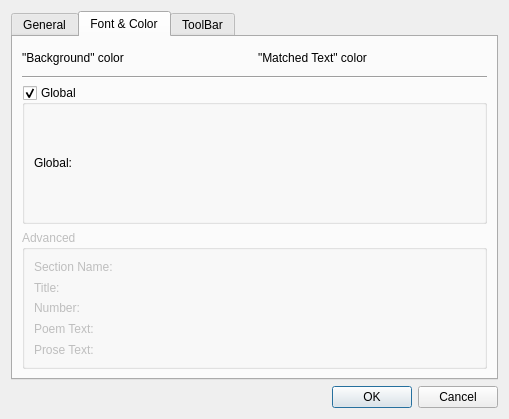
This is settings.ui in srazi/Saaghar as Qt 5 draws it before an edit. The edited form follows.
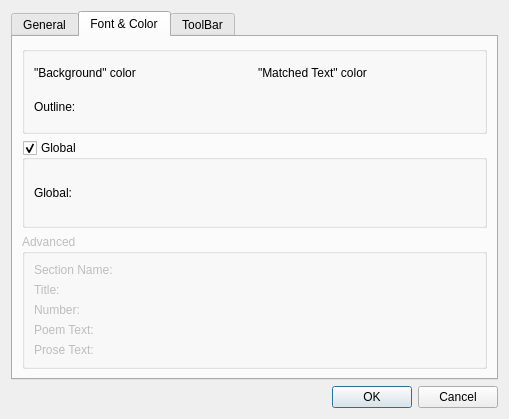
This is the edited form. The open tabs and pages were chosen to show the change. Icons and pictures are not drawn.

Commit message: New: The font and color of outline are costumizable. Improved: At application startup, opening last opened tabs don't push to the stack! Improved: The layout margins and spacing of FontColorSelector changed.

Diff of the .ui file:
```diff
--- a/settings.ui
+++ b/settings.ui
@@ -289,6 +289,14 @@
       </attribute>
       <layout class="QVBoxLayout" name="verticalLayout">
        <item>
+        <widget class="QGroupBox" name="groupBox_2">
+         <property name="title">
+          <string/>
+         </property>
+         <layout class="QGridLayout" name="gridLayout_5">
+          <item row="0" column="0">
+           <layout class="QGridLayout" name="gridlayout1">
+            <item row="0" column="1">
         <layout class="QHBoxLayout" name="horizontalLayout">
          <item>
           <layout class="QHBoxLayout" name="horizontalLayout_6">
@@ -399,11 +407,20 @@
          </item>
         </layout>
        </item>
+            <item row="1" column="1">
+             <layout class="QHBoxLayout" name="outlineLayout">
        <item>
-        <widget class="Line" name="line">
-         <property name="orientation">
-          <enum>Qt::Horizontal</enum>
-         </property>
+               <widget class="QLabel" name="outlineLabel">
+                <property name="text">
+                 <string>Outline:</string>
+                </property>
+               </widget>
+              </item>
+             </layout>
+            </item>
+           </layout>
+          </item>
+         </layout>
         </widget>
        </item>
        <item>
```
Lines whose indentation alone changed are shown as unchanged. The commit also changes 9 other files.
